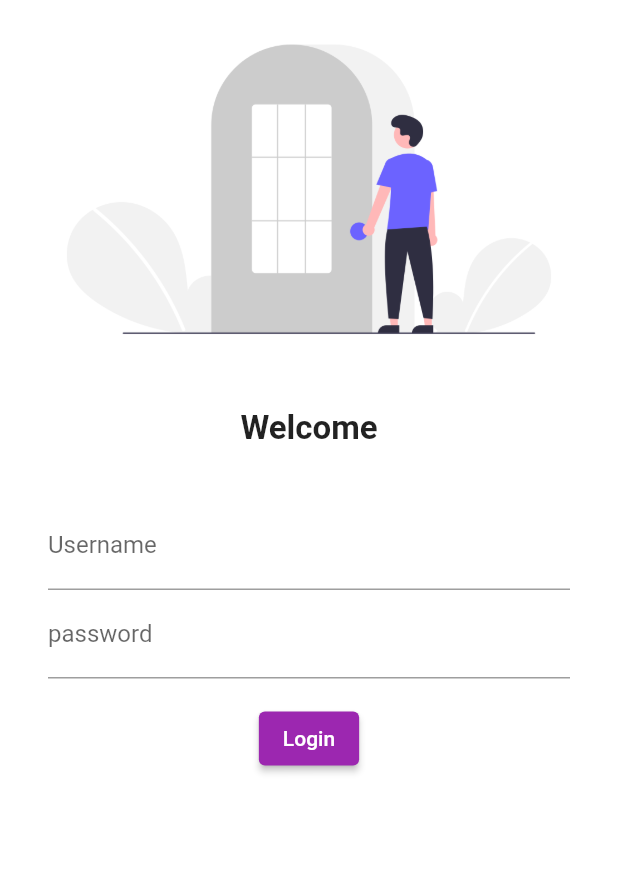
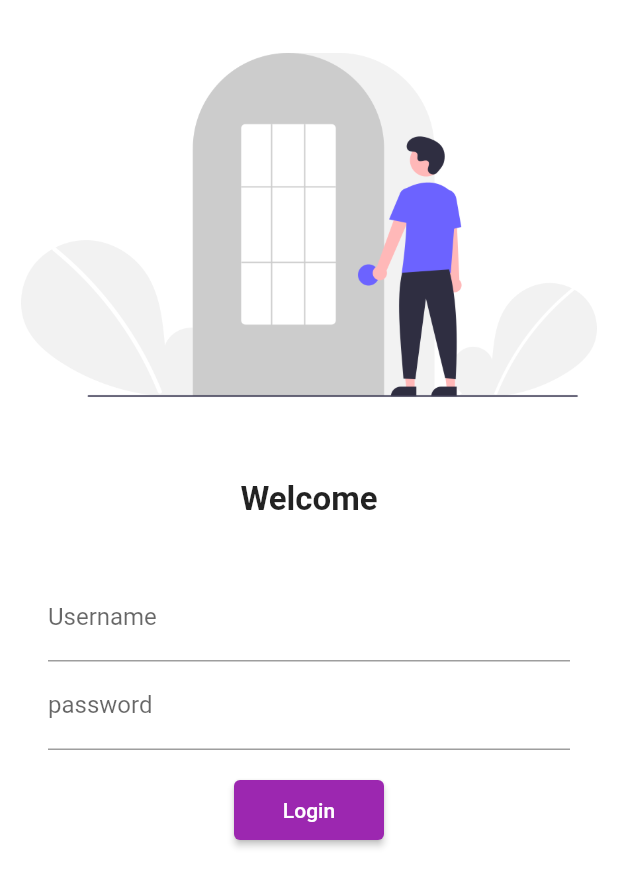
Before and after one commit to Debidattaray/flutter30, a Flutter app: the screen it shows after launch, on a phone screen of 412 x 824 dp. Shown: the top 887 px of the screen. Run offline on Flutter 3.47's test engine with Material 2 defaults, Android fonts, the phone set to English and light mode, and no system bars; our stand-ins replace google_fonts.

Commit message:
day 4 and 5

```diff
--- a/day1/myapp1/lib/main.dart
+++ b/day1/myapp1/lib/main.dart
@@ -1,6 +1,7 @@
 import 'package:flutter/widgets.dart';
 import 'package:flutter/material.dart';
 import 'package:myapp1/pages/Login_Page.dart';
+import 'package:myapp1/utils/routs.dart';
 import 'pages/home_page.dart';
 import 'package:google_fonts/google_fonts.dart';
 
@@ -22,8 +23,8 @@ class MyApp extends StatelessWidget {
       ),
       initialRoute: "/Login",
       routes: {
-        "/" : (context) => MyHomePage(),
-        "/Login": (contex) => LoginPage(),
+        MyRoutes.homeRoute : (context) => MyHomePage(),
+        MyRoutes.loginRoute: (contex) => LoginPage(),
       },
       // home: MyHomePage(),
     );
--- a/day1/myapp1/lib/pages/Login_Page.dart
+++ b/day1/myapp1/lib/pages/Login_Page.dart
@@ -1,4 +1,5 @@
 import 'package:flutter/material.dart';
+import 'package:myapp1/utils/routs.dart';
 
 class LoginPage extends StatelessWidget {
   // const name({Key key}) : super(key: key);
@@ -7,9 +8,11 @@ class LoginPage extends StatelessWidget {
   Widget build(BuildContext context) {
     return Material(
         color: Colors.white,
+        child: SingleChildScrollView(
           child: Column(
             children: [
-            Image.asset("assets/images/Login_image.png", fit: BoxFit.cover),
+              Image.asset("assets/images/Login_image.png",
+                  fit: BoxFit.cover, height: 300),
               SizedBox(
                 height: 20.0,
               ),
@@ -21,8 +24,8 @@ class LoginPage extends StatelessWidget {
                 height: 20.0,
               ),
               Padding(
-              padding:
-                  const EdgeInsets.symmetric(vertical: 16.0, horizontal: 32.0),
+                padding: const EdgeInsets.symmetric(
+                    vertical: 16.0, horizontal: 32.0),
                 child: Column(children: [
                   TextFormField(
                     decoration: InputDecoration(
@@ -37,12 +40,13 @@ class LoginPage extends StatelessWidget {
               ),
               ElevatedButton(
                 onPressed: () {
-                print("Login button pressed");
+                  Navigator.pushNamed(context, MyRoutes.homeRoute);
                 },
                 child: Text("Login"),
-              style: TextButton.styleFrom(),
+                style: TextButton.styleFrom(minimumSize: Size(100, 40)),
+              )
+            ],
           ),
-          ],
         ));
   }
 }
--- /dev/null
+++ b/day1/myapp1/lib/utils/routs.dart
@@ -0,0 +1,4 @@
+class MyRoutes{
+  static String loginRoute = "/Login";
+  static String homeRoute = "/home";
+}
```
Lines whose indentation alone changed are shown as unchanged.
